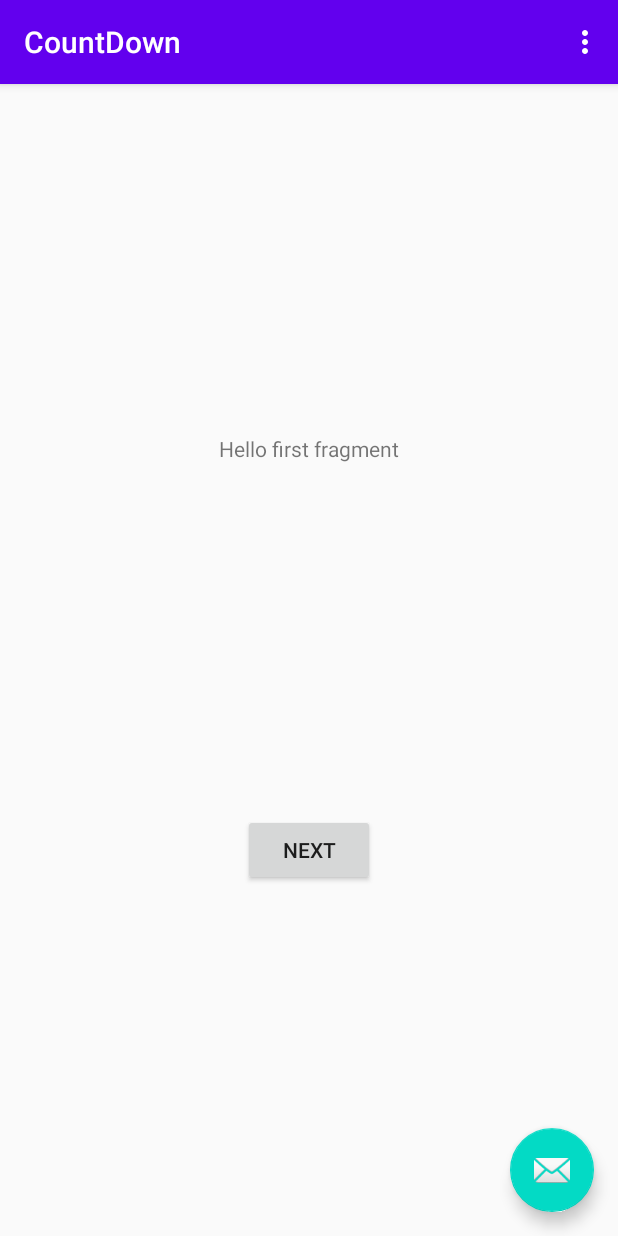
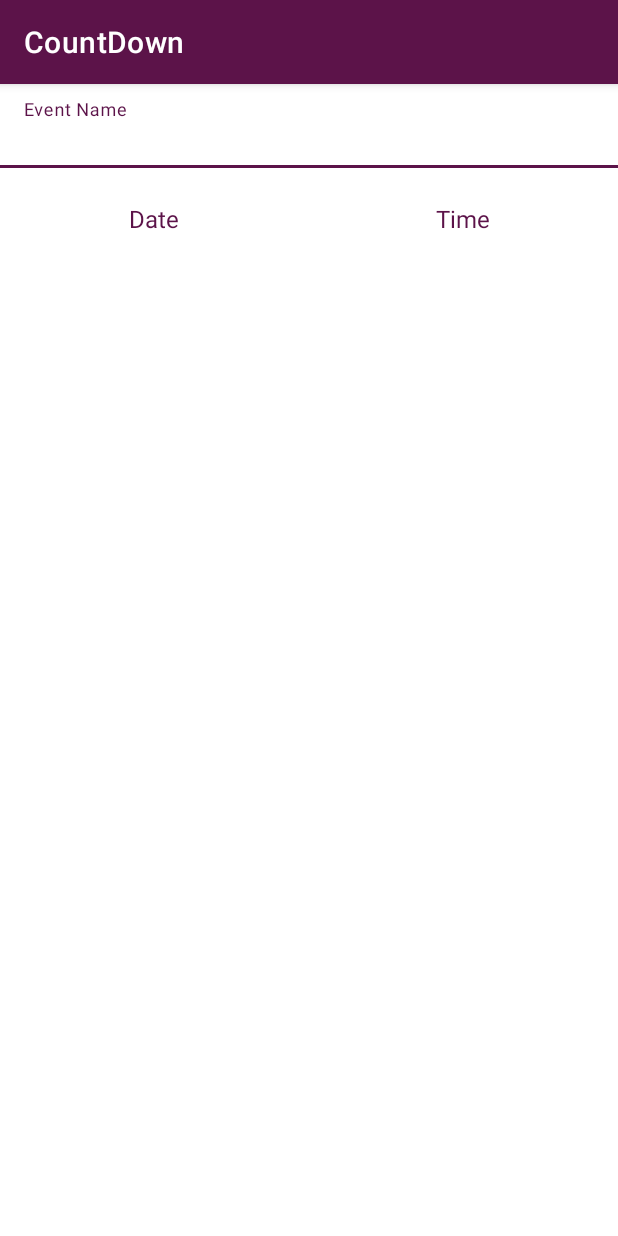
Before and after one commit to RoberMiranda92/CountDown, an Android app: the screen it shows after launch (MainActivity), on a phone screen of 412 x 824 dp. Run offline under Robolectric (Android 15) with nearby library versions, the phone set to English and light mode, and no system bars; our stand-ins replace data binding.

Commit message:
Display Date Selector and Time Selector

```diff
--- a/app/src/main/java/com/robertomiranda/countdown/MainActivity.kt
+++ b/app/src/main/java/com/robertomiranda/countdown/MainActivity.kt
@@ -14,26 +14,5 @@ class MainActivity : AppCompatActivity() {
         super.onCreate(savedInstanceState)
         setContentView(R.layout.activity_main)
         setSupportActionBar(toolbar)
-
-        fab.setOnClickListener { view ->
-            Snackbar.make(view, "Replace with your own action", Snackbar.LENGTH_LONG)
-                    .setAction("Action", null).show()
-        }
-    }
-
-    override fun onCreateOptionsMenu(menu: Menu): Boolean {
-        // Inflate the menu; this adds items to the action bar if it is present.
-        menuInflater.inflate(R.menu.menu_main, menu)
-        return true
-    }
-
-    override fun onOptionsItemSelected(item: MenuItem): Boolean {
-        // Handle action bar item clicks here. The action bar will
-        // automatically handle clicks on the Home/Up button, so long
-        // as you specify a parent activity in AndroidManifest.xml.
-        return when (item.itemId) {
-            R.id.action_settings -> true
-            else -> super.onOptionsItemSelected(item)
-        }
     }
 }
--- a/app/src/main/java/com/robertomiranda/countdown/createevent/CreateEventFragment.kt
+++ b/app/src/main/java/com/robertomiranda/countdown/createevent/CreateEventFragment.kt
@@ -4,11 +4,10 @@ import android.os.Bundle
 import android.view.LayoutInflater
 import android.view.View
 import android.view.ViewGroup
-import android.widget.Button
+import android.widget.TextView
 import androidx.fragment.app.Fragment
 import androidx.fragment.app.viewModels
-import androidx.navigation.fragment.findNavController
-import com.robertomiranda.countdown.R
+import com.google.android.material.textview.MaterialTextView
 import com.robertomiranda.countdown.databinding.FragmentCreateEventBinding
 
 class CreateEventFragment : Fragment() {
@@ -22,12 +21,22 @@ class CreateEventFragment : Fragment() {
         savedInstanceState: Bundle?
     ): View? {
         super.onCreateView(inflater, container, savedInstanceState)
-
         binding = FragmentCreateEventBinding.inflate(inflater)
 
         return with(binding) {
             vm = viewModel
+            setUpListeners()
             root
         }
     }
+
+    private fun setUpListeners() {
+        binding.datePicker.setOnClickListener {
+            showDatePicker(parentFragmentManager) { date -> (it as MaterialTextView).text = date }
+        }
+
+        binding.timePicker.setOnClickListener {
+            showTimePicker(it.context) { time -> (it as TextView).text = time }
+        }
+    }
 }
--- /dev/null
+++ b/app/src/main/java/com/robertomiranda/countdown/createevent/DateUtils.kt
@@ -0,0 +1,39 @@
+package com.robertomiranda.countdown.createevent
+
+import android.app.TimePickerDialog
+import android.content.Context
+import androidx.fragment.app.FragmentManager
+import com.google.android.material.datepicker.MaterialDatePicker
+import java.text.SimpleDateFormat
+import java.util.*
+
+fun showTimePicker(context: Context, onTimeSelectedAction: (time: String) -> Unit) {
+
+    var hour: Int
+    var minutes: Int
+
+    with(Calendar.getInstance()) {
+        hour = get(Calendar.HOUR)
+        minutes = get(Calendar.MINUTE)
+    }
+
+    val picker = TimePickerDialog(context, { _, hourOfDay, minute ->
+        onTimeSelectedAction(String.format("%d : %d", hourOfDay, minute))
+    }, hour, minutes, true)
+
+    picker.show()
+}
+
+fun showDatePicker(fragmentManager: FragmentManager, onDateSelectedAction: (date: String) -> Unit) {
+
+    val calendar = Calendar.getInstance()
+    val dateFormat = SimpleDateFormat("dd/MM/YYY", Locale.getDefault())
+    MaterialDatePicker.Builder.datePicker()
+        .build().apply {
+            addOnPositiveButtonClickListener { timeInMilliSeconds ->
+                calendar.timeInMillis = timeInMilliSeconds
+                onDateSelectedAction(dateFormat.format(calendar.time))
+            }
+        }
+        .show(fragmentManager, "datePicker")
+}
--- a/app/src/main/res/layout/activity_main.xml
+++ b/app/src/main/res/layout/activity_main.xml
@@ -20,14 +20,22 @@
 
     </com.google.android.material.appbar.AppBarLayout>
 
-    <include layout="@layout/content_main" />
+    <androidx.constraintlayout.widget.ConstraintLayout
+        android:layout_width="match_parent"
+        android:layout_height="match_parent"
+        app:layout_behavior="@string/appbar_scrolling_view_behavior">
 
-    <com.google.android.material.floatingactionbutton.FloatingActionButton
-        android:id="@+id/fab"
-        android:layout_width="wrap_content"
-        android:layout_height="wrap_content"
-        android:layout_gravity="bottom|end"
-        android:layout_margin="@dimen/fab_margin"
-        app:srcCompat="@android:drawable/ic_dialog_email" />
+        <fragment
+            android:id="@+id/nav_host_fragment"
+            android:name="androidx.navigation.fragment.NavHostFragment"
+            android:layout_width="0dp"
+            android:layout_height="0dp"
+            app:defaultNavHost="true"
+            app:layout_constraintBottom_toBottomOf="parent"
+            app:layout_constraintLeft_toLeftOf="parent"
+            app:layout_constraintRight_toRightOf="parent"
+            app:layout_constraintTop_toTopOf="parent"
+            app:navGraph="@navigation/nav_graph" />
 
+    </androidx.constraintlayout.widget.ConstraintLayout>
 </androidx.coordinatorlayout.widget.CoordinatorLayout>
--- a/app/src/main/res/layout/content_main.xml
+++ /dev/null
@@ -1,19 +0,0 @@
-<?xml version="1.0" encoding="utf-8"?>
-<androidx.constraintlayout.widget.ConstraintLayout xmlns:android="http://schemas.android.com/apk/res/android"
-    xmlns:app="http://schemas.android.com/apk/res-auto"
-    android:layout_width="match_parent"
-    android:layout_height="match_parent"
-    app:layout_behavior="@string/appbar_scrolling_view_behavior">
-
-    <fragment
-        android:id="@+id/nav_host_fragment"
-        android:name="androidx.navigation.fragment.NavHostFragment"
-        android:layout_width="0dp"
-        android:layout_height="0dp"
-        app:defaultNavHost="true"
-        app:layout_constraintBottom_toBottomOf="parent"
-        app:layout_constraintLeft_toLeftOf="parent"
-        app:layout_constraintRight_toRightOf="parent"
-        app:layout_constraintTop_toTopOf="parent"
-        app:navGraph="@navigation/nav_graph" />
-</androidx.constraintlayout.widget.ConstraintLayout>
--- a/app/src/main/res/layout/fragment_create_event.xml
+++ b/app/src/main/res/layout/fragment_create_event.xml
@@ -4,6 +4,7 @@
     xmlns:tools="http://schemas.android.com/tools">
 
     <data>
+
         <variable
             name="vm"
             type="com.robertomiranda.countdown.createevent.CreateEventViewModel" />
@@ -15,24 +16,46 @@
         android:layout_height="match_parent"
         tools:context=".createevent.CreateEventFragment">
 
-        <TextView
-            android:id="@+id/textview_first"
-            android:layout_width="wrap_content"
+        <com.google.android.material.textfield.TextInputLayout
+            android:id="@+id/event_name_container"
+            android:layout_width="match_parent"
             android:layout_height="wrap_content"
-            android:text="@string/hello_first_fragment"
-            app:layout_constraintBottom_toTopOf="@id/button_first"
+            android:hint="@string/create_event_event_name"
+            app:layout_constraintStart_toEndOf="parent"
+            app:layout_constraintStart_toStartOf="parent"
+            app:layout_constraintTop_toTopOf="parent">
+
+            <com.google.android.material.textfield.TextInputEditText
+                android:layout_width="match_parent"
+                android:layout_height="match_parent"
+                android:background="@color/colorBackground" />
+        </com.google.android.material.textfield.TextInputLayout>
+
+
+        <com.google.android.material.textview.MaterialTextView
+            android:id="@+id/date_picker"
+            style="@style/Body"
+            android:layout_width="0dp"
+            android:layout_height="wrap_content"
+            android:layout_marginTop="10dp"
+            android:foreground="?attr/selectableItemBackgroundBorderless"
+            android:minHeight="@dimen/minTappableSize"
+            android:text="@string/create_event_event_date"
+            app:layout_constraintEnd_toStartOf="@id/time_picker"
+            app:layout_constraintStart_toStartOf="parent"
+            app:layout_constraintTop_toBottomOf="@id/event_name_container" />
+
+        <com.google.android.material.textview.MaterialTextView
+            android:id="@+id/time_picker"
+            style="@style/Body"
+            android:layout_width="0dp"
+            android:layout_height="wrap_content"
+            android:layout_marginTop="10dp"
+            android:foreground="?attr/selectableItemBackgroundBorderless"
+            android:minHeight="@dimen/minTappableSize"
+            android:text="@string/create_event_event_time"
             app:layout_constraintEnd_toEndOf="parent"
-            app:layout_constraintStart_toStartOf="parent"
-            app:layout_constraintTop_toTopOf="parent" />
-
-        <Button
-            android:id="@+id/button_first"
-            android:layout_width="wrap_content"
-            android:layout_height="wrap_content"
-            android:text="@string/next"
-            app:layout_constraintBottom_toBottomOf="parent"
-            app:layout_constraintEnd_toEndOf="parent"
-            app:layout_constraintStart_toStartOf="parent"
-            app:layout_constraintTop_toBottomOf="@id/textview_first" />
+            app:layout_constraintStart_toEndOf="@id/date_picker"
+            app:layout_constraintTop_toBottomOf="@id/event_name_container" />
     </androidx.constraintlayout.widget.ConstraintLayout>
 </layout>
--- a/app/src/main/res/layout/fragment_second.xml
+++ /dev/null
@@ -1,27 +0,0 @@
-<?xml version="1.0" encoding="utf-8"?>
-<androidx.constraintlayout.widget.ConstraintLayout xmlns:android="http://schemas.android.com/apk/res/android"
-    xmlns:app="http://schemas.android.com/apk/res-auto"
-    xmlns:tools="http://schemas.android.com/tools"
-    android:layout_width="match_parent"
-    android:layout_height="match_parent"
-    tools:context=".SecondFragment">
-
-    <TextView
-        android:id="@+id/textview_second"
-        android:layout_width="wrap_content"
-        android:layout_height="wrap_content"
-        app:layout_constraintBottom_toTopOf="@id/button_second"
-        app:layout_constraintEnd_toEndOf="parent"
-        app:layout_constraintStart_toStartOf="parent"
-        app:layout_constraintTop_toTopOf="parent" />
-
-    <Button
-        android:id="@+id/button_second"
-        android:layout_width="wrap_content"
-        android:layout_height="wrap_content"
-        android:text="@string/previous"
-        app:layout_constraintBottom_toBottomOf="parent"
-        app:layout_constraintEnd_toEndOf="parent"
-        app:layout_constraintStart_toStartOf="parent"
-        app:layout_constraintTop_toBottomOf="@id/textview_second" />
-</androidx.constraintlayout.widget.ConstraintLayout>
--- a/app/src/main/res/menu/menu_main.xml
+++ /dev/null
@@ -1,10 +0,0 @@
-<menu xmlns:android="http://schemas.android.com/apk/res/android"
-    xmlns:app="http://schemas.android.com/apk/res-auto"
-    xmlns:tools="http://schemas.android.com/tools"
-    tools:context="com.robertomiranda.countdown.MainActivity">
-    <item
-        android:id="@+id/action_settings"
-        android:orderInCategory="100"
-        android:title="@string/action_settings"
-        app:showAsAction="never" />
-</menu>
--- a/app/src/main/res/navigation/nav_graph.xml
+++ b/app/src/main/res/navigation/nav_graph.xml
@@ -3,26 +3,14 @@
     xmlns:app="http://schemas.android.com/apk/res-auto"
     xmlns:tools="http://schemas.android.com/tools"
     android:id="@+id/nav_graph"
-    app:startDestination="@id/FirstFragment">
+    app:startDestination="@id/createEventFragment">
 
     <fragment
-        android:id="@+id/FirstFragment"
+        android:id="@+id/createEventFragment"
         android:name="com.robertomiranda.countdown.createevent.CreateEventFragment"
-        android:label="@string/first_fragment_label"
+        android:label="Create Event Fragment"
         tools:layout="@layout/fragment_create_event">
 
-        <action
-            android:id="@+id/action_FirstFragment_to_SecondFragment"
-            app:destination="@id/SecondFragment" />
     </fragment>
-    <fragment
-        android:id="@+id/SecondFragment"
-        android:name="com.robertomiranda.countdown.SecondFragment"
-        android:label="@string/second_fragment_label"
-        tools:layout="@layout/fragment_second">
 
-        <action
-            android:id="@+id/action_SecondFragment_to_FirstFragment"
-            app:destination="@id/FirstFragment" />
-    </fragment>
 </navigation>
--- a/app/src/main/res/values/colors.xml
+++ b/app/src/main/res/values/colors.xml
@@ -1,6 +1,10 @@
 <?xml version="1.0" encoding="utf-8"?>
 <resources>
-    <color name="colorPrimary">#6200EE</color>
-    <color name="colorPrimaryDark">#3700B3</color>
-    <color name="colorAccent">#03DAC5</color>
+    <color name="colorPrimary">#5C1349</color>
+    <color name="colorPrimaryDark">#4E0D3A</color>
+    <color name="colorPrimaryVariant">#71135C</color>
+    <color name="colorAccent">#F7363E</color>
+    <color name="colorBackground">@color/white</color>
+
+    <color name="white">#FFFFFF</color>
 </resources>
--- a/app/src/main/res/values/dimens.xml
+++ b/app/src/main/res/values/dimens.xml
@@ -1,3 +1,4 @@
 <resources>
     <dimen name="fab_margin">16dp</dimen>
+    <dimen name="minTappableSize">48dp</dimen>
 </resources>
--- a/app/src/main/res/values/strings.xml
+++ b/app/src/main/res/values/strings.xml
@@ -1,12 +1,9 @@
 <resources>
     <string name="app_name">CountDown</string>
-    <string name="action_settings">Settings</string>
-    <!-- Strings used for fragments for navigation -->
-    <string name="first_fragment_label">First Fragment</string>
-    <string name="second_fragment_label">Second Fragment</string>
-    <string name="next">Next</string>
-    <string name="previous">Previous</string>
 
-    <string name="hello_first_fragment">Hello first fragment</string>
-    <string name="hello_second_fragment">Hello second fragment. Arg: %1$s</string>
+    <!--Create Event Screen -->
+    <string name="create_event_event_name">Event Name</string>
+    <string name="create_event_event_date">Date</string>
+    <string name="create_event_event_time">Time</string>
+
 </resources>
--- a/app/src/main/res/values/styles.xml
+++ b/app/src/main/res/values/styles.xml
@@ -1,11 +1,18 @@
 <resources>
 
     <!-- Base application theme. -->
-    <style name="AppTheme" parent="Theme.AppCompat.Light.DarkActionBar">
+    <style name="AppTheme" parent="Theme.MaterialComponents.Light.DarkActionBar">
         <!-- Customize your theme here. -->
         <item name="colorPrimary">@color/colorPrimary</item>
         <item name="colorPrimaryDark">@color/colorPrimaryDark</item>
+        <item name="colorPrimaryVariant">@color/colorPrimaryVariant</item>
+        <item name="colorSecondary">@color/colorAccent</item>
         <item name="colorAccent">@color/colorAccent</item>
+        <item name="colorOnPrimary">@color/white</item>
+        <item name="colorSecondaryVariant">#018786</item>
+        <item name="colorOnSecondary">@color/white</item>
+        <item name="android:colorBackground">@color/colorBackground</item>
+        <item name="android:timePickerStyle">@style/TimePickerTheme</item>
     </style>
 
     <style name="AppTheme.NoActionBar">
@@ -13,8 +20,22 @@
         <item name="windowNoTitle">true</item>
     </style>
 
-    <style name="AppTheme.AppBarOverlay" parent="ThemeOverlay.AppCompat.Dark.ActionBar" />
+    <style name="AppTheme.AppBarOverlay" parent="ThemeOverlay.MaterialComponents.Dark.ActionBar" />
 
-    <style name="AppTheme.PopupOverlay" parent="ThemeOverlay.AppCompat.Light" />
+    <style name="AppTheme.PopupOverlay" parent="ThemeOverlay.MaterialComponents.Light" />
+
+
+    <style name="TimePickerTheme" parent="android:Widget.Material.Light.TimePicker">
+        <item name="android:headerBackground">?attr/colorPrimary</item>
+        <item name="android:numbersTextColor">?attr/colorSecondary</item>
+        <item name="android:numbersSelectorColor">?attr/colorPrimary</item>
+    </style>
+
+    <style name="Body">
+        <item name="android:textColor">@color/colorPrimary</item>
+        <item name="android:textSize">16sp</item>
+        <item name="android:textAlignment">gravity</item>
+        <item name="android:gravity">center</item>
+    </style>
 
 </resources>
```
